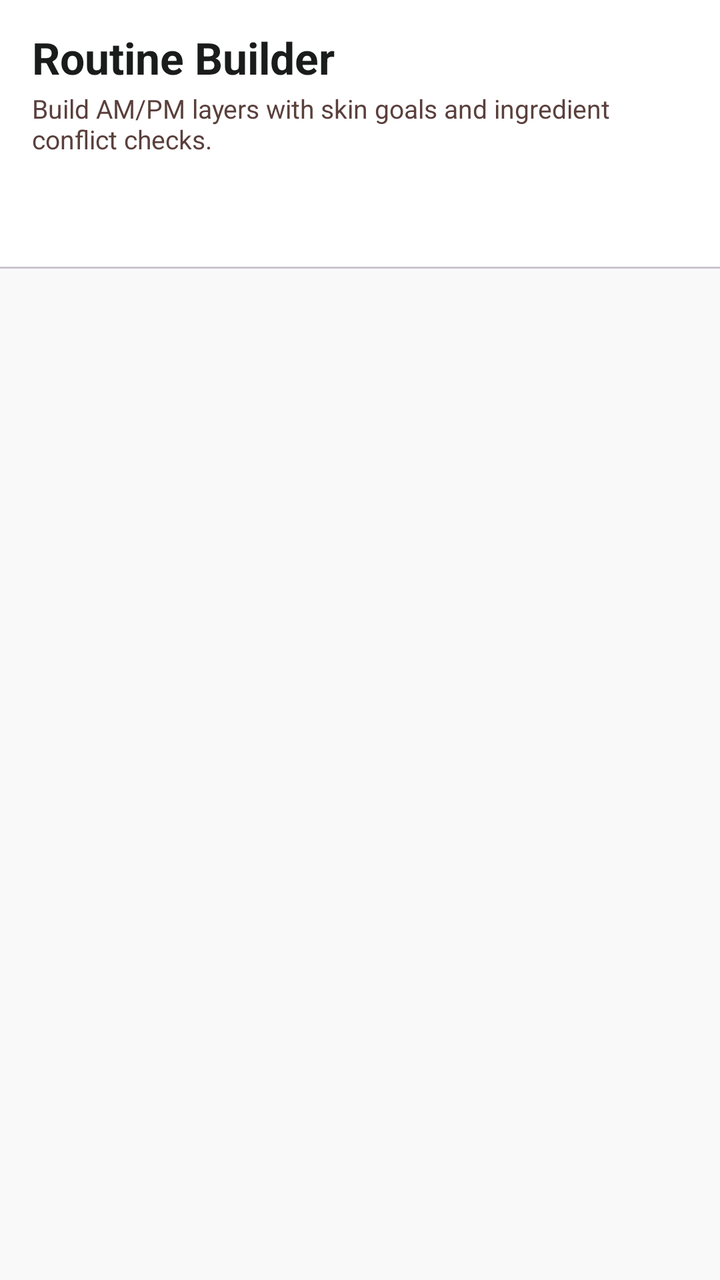
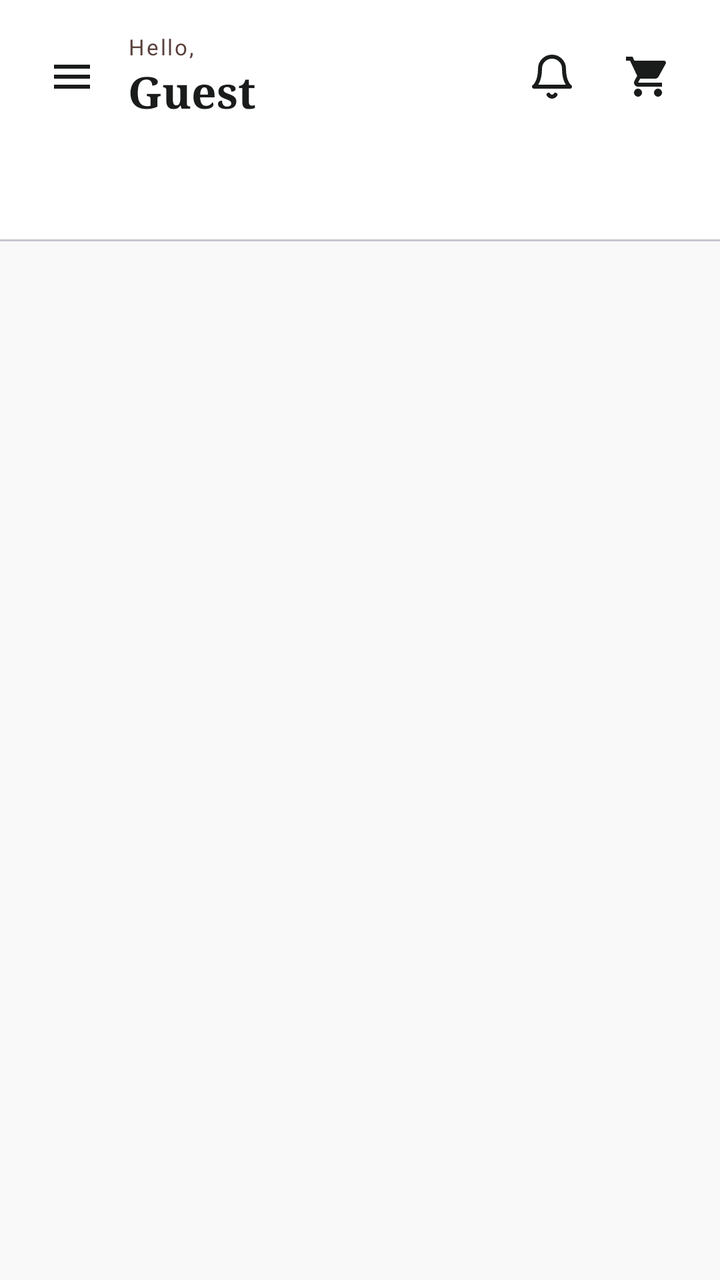

Compare the two renders of this Android layout. The source of the first and the diff that turns it into the second are given below.
<!-- AndroidManifest.xml: application theme Theme.TirTirMCommerce -->
<!-- res/layout/fragment_routine.xml -->
<?xml version="1.0" encoding="utf-8"?>
<androidx.coordinatorlayout.widget.CoordinatorLayout xmlns:android="http://schemas.android.com/apk/res/android"
    xmlns:app="http://schemas.android.com/apk/res-auto"
    android:layout_width="match_parent"
    android:layout_height="match_parent"
    android:background="@color/tirtir_off_white">

    <com.google.android.material.appbar.AppBarLayout
        android:layout_width="match_parent"
        android:layout_height="wrap_content"
        android:background="@color/tirtir_white"
        app:elevation="0dp">

        <LinearLayout
            android:layout_width="match_parent"
            android:layout_height="wrap_content"
            android:orientation="vertical"
            android:paddingStart="16dp"
            android:paddingTop="14dp"
            android:paddingEnd="16dp"
            android:paddingBottom="8dp">

            <TextView
                android:layout_width="match_parent"
                android:layout_height="wrap_content"
                android:text="Routine Builder"
                android:textColor="@color/tirtir_black"
                android:textSize="22sp"
                android:textStyle="bold" />

            <TextView
                android:layout_width="match_parent"
                android:layout_height="wrap_content"
                android:layout_marginTop="2dp"
                android:text="Build AM/PM layers with skin goals and ingredient conflict checks."
                android:textColor="@color/tirtir_text_secondary"
                android:textSize="13sp" />
        </LinearLayout>

        <com.google.android.material.tabs.TabLayout
            android:id="@+id/tabRoutine"
            android:layout_width="match_parent"
            android:layout_height="wrap_content"
            app:tabIndicatorColor="@color/tirtir_red_primary"
            app:tabSelectedTextColor="@color/tirtir_red_primary"
            app:tabTextColor="@color/tirtir_text_secondary" />
    </com.google.android.material.appbar.AppBarLayout>

    <FrameLayout
        android:layout_width="match_parent"
        android:layout_height="match_parent"
        app:layout_behavior="@string/appbar_scrolling_view_behavior">

        <androidx.viewpager2.widget.ViewPager2
            android:id="@+id/viewPagerRoutine"
            android:layout_width="match_parent"
            android:layout_height="match_parent" />

        <ScrollView
            android:id="@+id/layoutRoutineOnboarding"
            android:layout_width="match_parent"
            android:layout_height="match_parent"
            android:background="@color/tirtir_off_white"
            android:fillViewport="true"
            android:visibility="gone">

            <LinearLayout
                android:layout_width="match_parent"
                android:layout_height="wrap_content"
                android:orientation="vertical"
                android:padding="20dp">

                <TextView
                    android:layout_width="match_parent"
                    android:layout_height="wrap_content"
                    android:text="Build Your Glow"
                    android:textColor="@color/tirtir_red_dark"
                    android:textSize="28sp"
                    android:textStyle="bold" />

                <TextView
                    android:layout_width="match_parent"
                    android:layout_height="wrap_content"
                    android:layout_marginTop="8dp"
                    android:text="Tell us a little about your skin. TirTir will build a routine from real in-stock products, and you can edit every step."
                    android:textColor="@color/tirtir_text_secondary"
                    android:textSize="14sp" />

                <TextView
                    android:layout_width="match_parent"
                    android:layout_height="wrap_content"
                    android:layout_marginTop="24dp"
                    android:text="SKIN TYPE"
                    android:textColor="@color/tirtir_black"
                    android:textSize="12sp"
                    android:textStyle="bold" />

                <com.google.android.material.chip.ChipGroup
                    android:id="@+id/chipsRoutineSkinType"
                    android:layout_width="match_parent"
                    android:layout_height="wrap_content"
                    android:layout_marginTop="8dp"
                    app:selectionRequired="true"
                    app:singleSelection="true">

                    <com.google.android.material.chip.Chip android:id="@+id/chipRoutineNormal" style="@style/Widget.Material3.Chip.Filter" android:layout_width="wrap_content" android:layout_height="wrap_content" android:checked="true" android:text="Normal" />
                    <com.google.android.material.chip.Chip android:id="@+id/chipRoutineDry" style="@style/Widget.Material3.Chip.Filter" android:layout_width="wrap_content" android:layout_height="wrap_content" android:text="Dry" />
                    <com.google.android.material.chip.Chip android:id="@+id/chipRoutineOily" style="@style/Widget.Material3.Chip.Filter" android:layout_width="wrap_content" android:layout_height="wrap_content" android:text="Oily" />
                    <com.google.android.material.chip.Chip android:id="@+id/chipRoutineCombination" style="@style/Widget.Material3.Chip.Filter" android:layout_width="wrap_content" android:layout_height="wrap_content" android:text="Combination" />
                    <com.google.android.material.chip.Chip android:id="@+id/chipRoutineSensitive" style="@style/Widget.Material3.Chip.Filter" android:layout_width="wrap_content" android:layout_height="wrap_content" android:text="Sensitive" />
                </com.google.android.material.chip.ChipGroup>

                <TextView
                    android:layout_width="match_parent"
                    android:layout_height="wrap_content"
                    android:layout_marginTop="20dp"
                    android:text="SKIN TONE"
                    android:textColor="@color/tirtir_black"
                    android:textSize="12sp"
                    android:textStyle="bold" />

                <com.google.android.material.chip.ChipGroup
                    android:id="@+id/chipsRoutineSkinTone"
                    android:layout_width="match_parent"
                    android:layout_height="wrap_content"
                    android:layout_marginTop="8dp"
                    app:selectionRequired="true"
                    app:singleSelection="true">

                    <com.google.android.material.chip.Chip android:id="@+id/chipRoutineFair" style="@style/Widget.Material3.Chip.Filter" android:layout_width="wrap_content" android:layout_height="wrap_content" android:text="Fair" />
                    <com.google.android.material.chip.Chip android:id="@+id/chipRoutineLight" style="@style/Widget.Material3.Chip.Filter" android:layout_width="wrap_content" android:layout_height="wrap_content" android:text="Light" />
                    <com.google.android.material.chip.Chip android:id="@+id/chipRoutineMedium" style="@style/Widget.Material3.Chip.Filter" android:layout_width="wrap_content" android:layout_height="wrap_content" android:checked="true" android:text="Medium" />
                    <com.google.android.material.chip.Chip android:id="@+id/chipRoutineDeep" style="@style/Widget.Material3.Chip.Filter" android:layout_width="wrap_content" android:layout_height="wrap_content" android:text="Deep" />
                </com.google.android.material.chip.ChipGroup>

                <TextView
                    android:layout_width="match_parent"
                    android:layout_height="wrap_content"
                    android:layout_marginTop="20dp"
                    android:text="PRIMARY GOALS"
                    android:textColor="@color/tirtir_black"
                    android:textSize="12sp"
                    android:textStyle="bold" />

                <com.google.android.material.chip.ChipGroup
                    android:id="@+id/chipsRoutineGoals"
                    android:layout_width="match_parent"
                    android:layout_height="wrap_content"
                    android:layout_marginTop="8dp"
                    app:singleSelection="false">

                    <com.google.android.material.chip.Chip android:id="@+id/chipGoalHydration" style="@style/Widget.Material3.Chip.Filter" android:layout_width="wrap_content" android:layout_height="wrap_content" android:checked="true" android:text="Hydration" />
                    <com.google.android.material.chip.Chip android:id="@+id/chipGoalBrightening" style="@style/Widget.Material3.Chip.Filter" android:layout_width="wrap_content" android:layout_height="wrap_content" android:text="Brightening" />
                    <com.google.android.material.chip.Chip android:id="@+id/chipGoalAcne" style="@style/Widget.Material3.Chip.Filter" android:layout_width="wrap_content" android:layout_height="wrap_content" android:text="Acne" />
                    <com.google.android.material.chip.Chip android:id="@+id/chipGoalRedness" style="@style/Widget.Material3.Chip.Filter" android:layout_width="wrap_content" android:layout_height="wrap_content" android:text="Redness" />
                    <com.google.android.material.chip.Chip android:id="@+id/chipGoalPores" style="@style/Widget.Material3.Chip.Filter" android:layout_width="wrap_content" android:layout_height="wrap_content" android:text="Pores" />
                    <com.google.android.material.chip.Chip android:id="@+id/chipGoalAntiAging" style="@style/Widget.Material3.Chip.Filter" android:layout_width="wrap_content" android:layout_height="wrap_content" android:text="Wrinkles" />
                </com.google.android.material.chip.ChipGroup>

                <ProgressBar
                    android:id="@+id/progressRoutineProfile"
                    android:layout_width="wrap_content"
                    android:layout_height="wrap_content"
                    android:layout_gravity="center_horizontal"
                    android:layout_marginTop="20dp"
                    android:visibility="gone" />

                <com.google.android.material.button.MaterialButton
                    android:id="@+id/btnBuildRoutine"
                    android:layout_width="match_parent"
                    android:layout_height="56dp"
                    android:layout_marginTop="22dp"
                    android:text="Build my routine"
                    android:textColor="@color/tirtir_white"
                    android:textStyle="bold"
                    app:backgroundTint="@color/tirtir_red_dark"
                    app:cornerRadius="8dp" />
            </LinearLayout>
        </ScrollView>
    </FrameLayout>
</androidx.coordinatorlayout.widget.CoordinatorLayout>
<!-- resources referenced by this layout -->
<resources>
  <color name="tirtir_black">#1A1C1C</color>
  <color name="tirtir_off_white">#F9F9F9</color>
  <color name="tirtir_red_dark">#610000</color>
  <color name="tirtir_red_primary">#8B0000</color>
  <color name="tirtir_text_secondary">#5A403C</color>
  <color name="tirtir_white">#FFFFFF</color>
  <style name="Theme.TirTirMCommerce" parent="Base.Theme.TirTirMCommerce" />
  <color name="tirtir_red_surface">#FFF4F3</color>
  <color name="tirtir_error">#D32F2F</color>
  <!-- unchanged entries left out for length: 1 -->
</resources>

<!-- the commit's change to res/layout/fragment_routine.xml (unified diff, before → after) -->
@@ -11,31 +11,7 @@
         android:background="@color/tirtir_white"
         app:elevation="0dp">
 
-        <LinearLayout
-            android:layout_width="match_parent"
-            android:layout_height="wrap_content"
-            android:orientation="vertical"
-            android:paddingStart="16dp"
-            android:paddingTop="14dp"
-            android:paddingEnd="16dp"
-            android:paddingBottom="8dp">
-
-            <TextView
-                android:layout_width="match_parent"
-                android:layout_height="wrap_content"
-                android:text="Routine Builder"
-                android:textColor="@color/tirtir_black"
-                android:textSize="22sp"
-                android:textStyle="bold" />
-
-            <TextView
-                android:layout_width="match_parent"
-                android:layout_height="wrap_content"
-                android:layout_marginTop="2dp"
-                android:text="Build AM/PM layers with skin goals and ingredient conflict checks."
-                android:textColor="@color/tirtir_text_secondary"
-                android:textSize="13sp" />
-        </LinearLayout>
+        <include layout="@layout/layout_app_header" />
 
         <com.google.android.material.tabs.TabLayout
             android:id="@+id/tabRoutine"
@@ -179,3 +155,97 @@
         </ScrollView>
     </FrameLayout>
 </androidx.coordinatorlayout.widget.CoordinatorLayout>
+<!-- res/layout/layout_app_header.xml (included above) -->
+<?xml version="1.0" encoding="utf-8"?>
+<LinearLayout xmlns:android="http://schemas.android.com/apk/res/android"
+    xmlns:app="http://schemas.android.com/apk/res-auto"
+    android:layout_width="match_parent"
+    android:layout_height="wrap_content"
+    android:orientation="horizontal"
+    android:paddingHorizontal="16dp"
+    android:paddingTop="16dp"
+    android:paddingBottom="12dp"
+    android:gravity="center_vertical"
+    android:background="@color/tirtir_white"
+    android:baselineAligned="false">
+
+    <ImageButton
+        android:id="@+id/btnHamburger"
+        android:layout_width="40dp"
+        android:layout_height="40dp"
+        android:background="@android:color/transparent"
+        android:src="@drawable/ic_menu_hamburger"
+        android:layout_marginEnd="8dp"
+        app:tint="@color/tirtir_black"
+        android:contentDescription="Menu" />
+
+    <LinearLayout
+        android:layout_width="0dp"
+        android:layout_height="wrap_content"
+        android:layout_weight="1"
+        android:orientation="vertical">
+
+        <TextView
+            android:id="@+id/tvGreetingSub"
+            android:layout_width="wrap_content"
+            android:layout_height="wrap_content"
+            android:text="Hello,"
+            android:textColor="@color/tirtir_text_secondary"
+            android:textSize="11sp"
+            android:letterSpacing="0.08" />
+
+        <TextView
+            android:id="@+id/tvGreeting"
+            android:layout_width="wrap_content"
+            android:layout_height="wrap_content"
+            android:text="Guest"
+            android:textColor="@color/tirtir_black"
+            android:textSize="22sp"
+            android:textStyle="bold"
+            android:fontFamily="serif" />
+    </LinearLayout>
+
+    <ImageButton
+        android:id="@+id/btnNotifications"
+        android:layout_width="40dp"
+        android:layout_height="40dp"
+        android:background="@android:color/transparent"
+        android:src="@drawable/ic_notifications"
+        app:tint="@color/tirtir_black"
+        android:contentDescription="Notifications" />
+
+    <FrameLayout
+        android:id="@+id/btnCart"
+        android:layout_width="40dp"
+        android:layout_height="40dp"
+        android:layout_marginStart="8dp"
+        android:clipChildren="false"
+        android:clipToPadding="false">
+
+        <ImageView
+            android:layout_width="match_parent"
+            android:layout_height="match_parent"
+            android:background="@android:color/transparent"
+            android:scaleType="centerInside"
+            android:src="@drawable/ic_cart"
+            app:tint="@color/tirtir_black"
+            android:contentDescription="Cart" />
+
+        <TextView
+            android:id="@+id/tvCartBadge"
+            android:layout_width="16dp"
+            android:layout_height="16dp"
+            android:layout_gravity="top|end"
+            android:layout_marginTop="4dp"
+            android:layout_marginEnd="4dp"
+            android:background="@drawable/ic_tirtir_brand_circle"
+            android:backgroundTint="@color/tirtir_red_primary"
+            android:gravity="center"
+            android:text="0"
+            android:textColor="@color/tirtir_white"
+            android:textSize="9sp"
+            android:textStyle="bold"
+            android:visibility="gone" />
+    </FrameLayout>
+
+</LinearLayout>
<!-- resource entries referenced after the edit -->
@@ -6,6 +6,69 @@
   <color name="tirtir_red_primary">#8B0000</color>
   <color name="tirtir_text_secondary">#5A403C</color>
   <color name="tirtir_white">#FFFFFF</color>
+  <!-- drawable ic_cart (drawable) -->
+  <vector xmlns:android="http://schemas.android.com/apk/res/android"
+      android:width="24dp"
+      android:height="24dp"
+      android:viewportWidth="24.0"
+      android:viewportHeight="24.0"
+      android:tint="?attr/colorControlNormal">
+    <path
+        android:fillColor="#FF000000"
+        android:pathData="M7,18c-1.1,0 -1.99,0.9 -1.99,2S5.9,22 7,22s2,-0.9 2,-2 -0.9,-2 -2,-2zM1,2v2h2l3.6,7.59 -1.35,2.45c-0.16,0.28 -0.25,0.61 -0.25,0.96 0,1.1 0.9,2 2,2h12v-2H7.42c-0.14,0 -0.25,-0.11 -0.25,-0.25l0.03,-0.12 0.9,-1.63h7.45c0.75,0 1.41,-0.41 1.75,-1.03l3.58,-6.49c0.08,-0.14 0.12,-0.31 0.12,-0.48 0,-0.55 -0.45,-1 -1,-1H5.21l-0.94,-2H1zM17,18c-1.1,0 -1.99,0.9 -1.99,2s0.89,2 1.99,2 2,-0.9 2,-2 -0.9,-2 -2,-2z"/>
+  </vector>
+  <!-- drawable ic_menu_hamburger (drawable) -->
+  <?xml version="1.0" encoding="utf-8"?>
+  <vector xmlns:android="http://schemas.android.com/apk/res/android"
+      android:width="24dp"
+      android:height="24dp"
+      android:viewportWidth="24"
+      android:viewportHeight="24">
+      <path
+          android:fillColor="#FF000000"
+          android:pathData="M3,18h18v-2H3v2zm0-5h18v-2H3v2zm0-7v2h18V6H3z" />
+  </vector>
+  <!-- drawable ic_notifications (drawable) -->
+  <?xml version="1.0" encoding="utf-8"?>
+  <vector xmlns:android="http://schemas.android.com/apk/res/android"
+      android:width="24dp"
+      android:height="24dp"
+      android:viewportWidth="24"
+      android:viewportHeight="24">
+      <path
+          android:strokeWidth="2"
+          android:strokeColor="@android:color/black"
+          android:strokeLineCap="round"
+          android:strokeLineJoin="round"
+          android:fillColor="@android:color/transparent"
+          android:pathData="M18,8A6,6 0 0,0 6,8C6,15 3,17 3,17H21C21,17 18,15 18,8Z" />
+      <path
+          android:strokeWidth="2"
+          android:strokeColor="@android:color/black"
+          android:strokeLineCap="round"
+          android:strokeLineJoin="round"
+          android:fillColor="@android:color/transparent"
+          android:pathData="M13.73,21C13.55,21.3 13.3,21.55 13,21.72C12.7,21.9 12.35,22 12,22C11.65,22 11.3,21.9 11,21.72C10.7,21.55 10.45,21.3 10.27,21" />
+  </vector>
+  <!-- drawable ic_tirtir_brand_circle (drawable) -->
+  <?xml version="1.0" encoding="utf-8"?>
+  <vector xmlns:android="http://schemas.android.com/apk/res/android"
+      android:width="120dp"
+      android:height="120dp"
+      android:viewportWidth="120"
+      android:viewportHeight="120">
+  
+      
+      <path
+          android:fillColor="#C62828"
+          android:pathData="M60,2 A58,58 0 1,1 59.99,2 Z" />
+  
+      
+      <path
+          android:fillColor="#FFFFFF"
+          android:pathData="M22,35 L98,35 L98,48 L66,48 L66,90 L54,90 L54,48 L22,48 Z" />
+  
+  </vector>
   <style name="Theme.TirTirMCommerce" parent="Base.Theme.TirTirMCommerce" />
   <color name="tirtir_red_surface">#FFF4F3</color>
   <color name="tirtir_error">#D32F2F</color>
